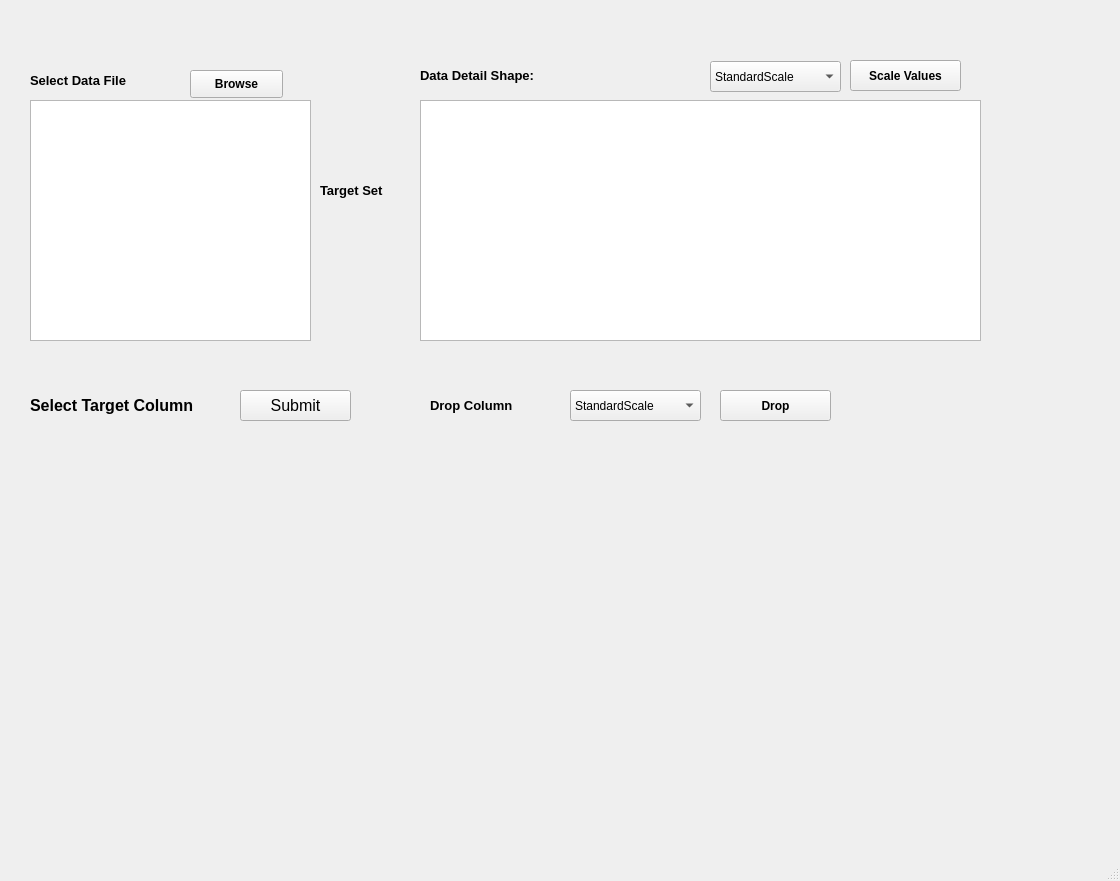
First picture: the form in ui_Files/mainwindow.ui, repository PROMISEJIN/ml_gui, before the edit.
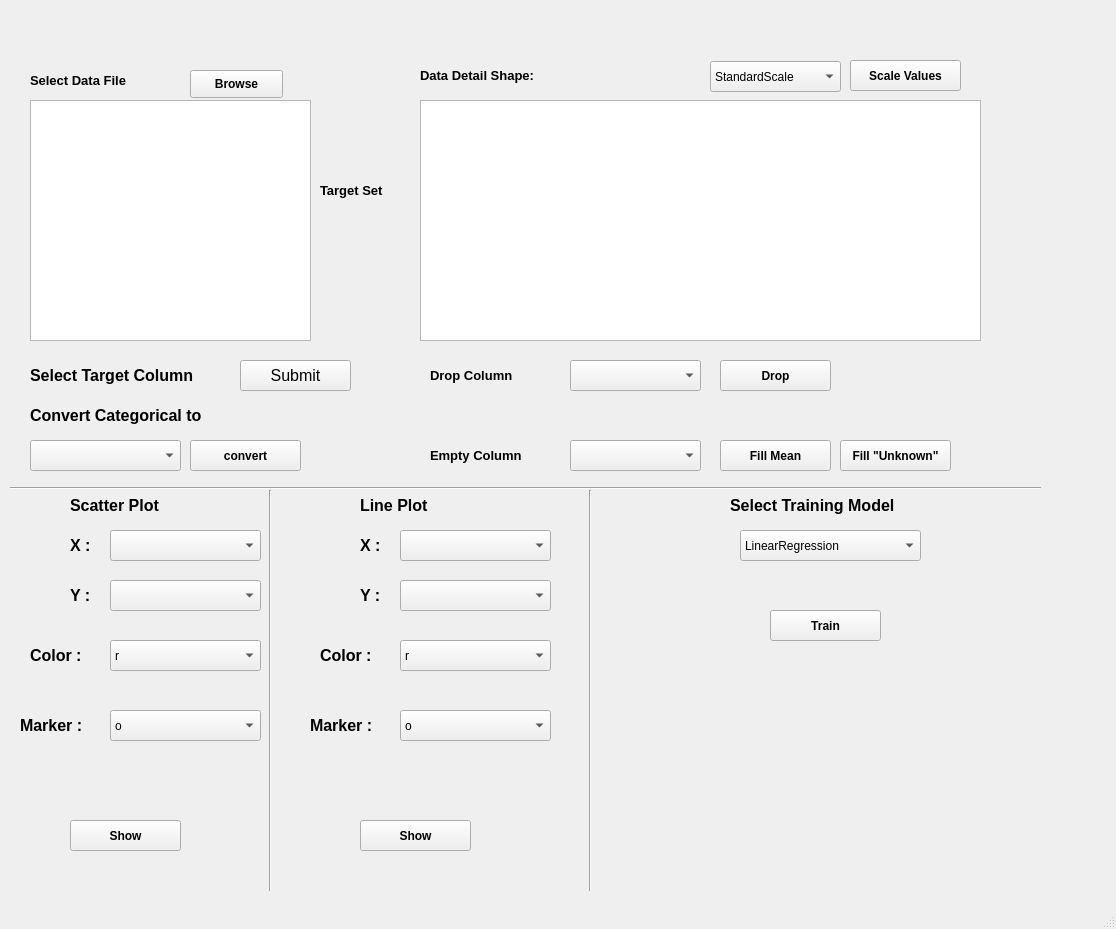
Second picture: the form after the edit.

Diff of the .ui file:
```diff
--- a/ui_Files/mainwindow.ui
+++ b/ui_Files/mainwindow.ui
@@ -6,8 +6,8 @@
    <rect>
     <x>0</x>
     <y>0</y>
-    <width>1120</width>
-    <height>881</height>
+    <width>1116</width>
+    <height>929</height>
    </rect>
   </property>
   <property name="font">
@@ -192,7 +192,7 @@
     <property name="geometry">
      <rect>
       <x>30</x>
-      <y>390</y>
+      <y>360</y>
       <width>211</width>
       <height>31</height>
      </rect>
@@ -213,7 +213,7 @@
     <property name="geometry">
      <rect>
       <x>240</x>
-      <y>390</y>
+      <y>360</y>
       <width>111</width>
       <height>31</height>
      </rect>
@@ -253,7 +253,7 @@
     <property name="geometry">
      <rect>
       <x>430</x>
-      <y>380</y>
+      <y>350</y>
       <width>111</width>
       <height>51</height>
      </rect>
@@ -274,32 +274,17 @@
     <property name="geometry">
      <rect>
       <x>570</x>
-      <y>390</y>
+      <y>360</y>
       <width>131</width>
       <height>31</height>
      </rect>
     </property>
-    <item>
-     <property name="text">
-      <string>StandardScale</string>
-     </property>
-    </item>
-    <item>
-     <property name="text">
-      <string>MinMaxScale</string>
-     </property>
-    </item>
-    <item>
-     <property name="text">
-      <string>PowerScale</string>
-     </property>
-    </item>
    </widget>
    <widget class="QPushButton" name="drop">
     <property name="geometry">
      <rect>
       <x>720</x>
-      <y>390</y>
+      <y>360</y>
       <width>111</width>
       <height>31</height>
      </rect>
@@ -315,6 +300,718 @@
      <string>Drop</string>
     </property>
    </widget>
+   <widget class="QLabel" name="label_6">
+    <property name="geometry">
+     <rect>
+      <x>30</x>
+      <y>400</y>
+      <width>221</width>
+      <height>31</height>
+     </rect>
+    </property>
+    <property name="font">
+     <font>
+      <family>Arial</family>
+      <pointsize>12</pointsize>
+      <weight>75</weight>
+      <bold>true</bold>
+     </font>
+    </property>
+    <property name="text">
+     <string>Convert Categorical to </string>
+    </property>
+   </widget>
+   <widget class="QPushButton" name="convert_btn">
+    <property name="geometry">
+     <rect>
+      <x>190</x>
+      <y>440</y>
+      <width>111</width>
+      <height>31</height>
+     </rect>
+    </property>
+    <property name="font">
+     <font>
+      <family>Arial</family>
+      <weight>75</weight>
+      <bold>true</bold>
+     </font>
+    </property>
+    <property name="text">
+     <string>convert</string>
+    </property>
+   </widget>
+   <widget class="QComboBox" name="categori_column">
+    <property name="geometry">
+     <rect>
+      <x>30</x>
+      <y>440</y>
+      <width>151</width>
+      <height>31</height>
+     </rect>
+    </property>
+   </widget>
+   <widget class="QPushButton" name="Fill_Mean">
+    <property name="geometry">
+     <rect>
+      <x>720</x>
+      <y>440</y>
+      <width>111</width>
+      <height>31</height>
+     </rect>
+    </property>
+    <property name="font">
+     <font>
+      <family>Arial</family>
+      <weight>75</weight>
+      <bold>true</bold>
+     </font>
+    </property>
+    <property name="text">
+     <string>Fill Mean</string>
+    </property>
+   </widget>
+   <widget class="QLabel" name="label_7">
+    <property name="geometry">
+     <rect>
+      <x>430</x>
+      <y>430</y>
+      <width>121</width>
+      <height>51</height>
+     </rect>
+    </property>
+    <property name="font">
+     <font>
+      <family>Arial</family>
+      <pointsize>10</pointsize>
+      <weight>75</weight>
+      <bold>true</bold>
+     </font>
+    </property>
+    <property name="text">
+     <string>Empty Column </string>
+    </property>
+   </widget>
+   <widget class="QComboBox" name="Empty_Column">
+    <property name="geometry">
+     <rect>
+      <x>570</x>
+      <y>440</y>
+      <width>131</width>
+      <height>31</height>
+     </rect>
+    </property>
+   </widget>
+   <widget class="QPushButton" name="Fill_unknown">
+    <property name="geometry">
+     <rect>
+      <x>840</x>
+      <y>440</y>
+      <width>111</width>
+      <height>31</height>
+     </rect>
+    </property>
+    <property name="font">
+     <font>
+      <family>Arial</family>
+      <weight>75</weight>
+      <bold>true</bold>
+     </font>
+    </property>
+    <property name="text">
+     <string>Fill &quot;Unknown&quot;</string>
+    </property>
+   </widget>
+   <widget class="Line" name="line">
+    <property name="geometry">
+     <rect>
+      <x>10</x>
+      <y>480</y>
+      <width>1031</width>
+      <height>16</height>
+     </rect>
+    </property>
+    <property name="orientation">
+     <enum>Qt::Horizontal</enum>
+    </property>
+   </widget>
+   <widget class="Line" name="line_2">
+    <property name="geometry">
+     <rect>
+      <x>260</x>
+      <y>490</y>
+      <width>20</width>
+      <height>401</height>
+     </rect>
+    </property>
+    <property name="orientation">
+     <enum>Qt::Vertical</enum>
+    </property>
+   </widget>
+   <widget class="QLabel" name="label_8">
+    <property name="geometry">
+     <rect>
+      <x>70</x>
+      <y>490</y>
+      <width>121</width>
+      <height>31</height>
+     </rect>
+    </property>
+    <property name="font">
+     <font>
+      <family>Arial</family>
+      <pointsize>12</pointsize>
+      <weight>75</weight>
+      <bold>true</bold>
+     </font>
+    </property>
+    <property name="text">
+     <string>Scatter Plot</string>
+    </property>
+   </widget>
+   <widget class="QLabel" name="label_9">
+    <property name="geometry">
+     <rect>
+      <x>70</x>
+      <y>530</y>
+      <width>31</width>
+      <height>31</height>
+     </rect>
+    </property>
+    <property name="font">
+     <font>
+      <family>Arial</family>
+      <pointsize>12</pointsize>
+      <weight>75</weight>
+      <bold>true</bold>
+     </font>
+    </property>
+    <property name="text">
+     <string>X :</string>
+    </property>
+   </widget>
+   <widget class="QLabel" name="label_10">
+    <property name="geometry">
+     <rect>
+      <x>70</x>
+      <y>580</y>
+      <width>31</width>
+      <height>31</height>
+     </rect>
+    </property>
+    <property name="font">
+     <font>
+      <family>Arial</family>
+      <pointsize>12</pointsize>
+      <weight>75</weight>
+      <bold>true</bold>
+     </font>
+    </property>
+    <property name="text">
+     <string>Y :</string>
+    </property>
+   </widget>
+   <widget class="QLabel" name="label_11">
+    <property name="geometry">
+     <rect>
+      <x>20</x>
+      <y>710</y>
+      <width>81</width>
+      <height>31</height>
+     </rect>
+    </property>
+    <property name="font">
+     <font>
+      <family>Arial</family>
+      <pointsize>12</pointsize>
+      <weight>75</weight>
+      <bold>true</bold>
+     </font>
+    </property>
+    <property name="text">
+     <string>Marker :</string>
+    </property>
+   </widget>
+   <widget class="QPushButton" name="scatter_btn">
+    <property name="geometry">
+     <rect>
+      <x>70</x>
+      <y>820</y>
+      <width>111</width>
+      <height>31</height>
+     </rect>
+    </property>
+    <property name="font">
+     <font>
+      <family>Arial</family>
+      <weight>75</weight>
+      <bold>true</bold>
+     </font>
+    </property>
+    <property name="text">
+     <string>Show</string>
+    </property>
+   </widget>
+   <widget class="QComboBox" name="scatter_x">
+    <property name="geometry">
+     <rect>
+      <x>110</x>
+      <y>530</y>
+      <width>151</width>
+      <height>31</height>
+     </rect>
+    </property>
+   </widget>
+   <widget class="QComboBox" name="scatter_y">
+    <property name="geometry">
+     <rect>
+      <x>110</x>
+      <y>580</y>
+      <width>151</width>
+      <height>31</height>
+     </rect>
+    </property>
+   </widget>
+   <widget class="QComboBox" name="scatter_marker">
+    <property name="geometry">
+     <rect>
+      <x>110</x>
+      <y>710</y>
+      <width>151</width>
+      <height>31</height>
+     </rect>
+    </property>
+    <item>
+     <property name="text">
+      <string>o</string>
+     </property>
+    </item>
+    <item>
+     <property name="text">
+      <string>v</string>
+     </property>
+    </item>
+    <item>
+     <property name="text">
+      <string>^</string>
+     </property>
+    </item>
+    <item>
+     <property name="text">
+      <string>c</string>
+     </property>
+    </item>
+    <item>
+     <property name="text">
+      <string>&lt;</string>
+     </property>
+    </item>
+    <item>
+     <property name="text">
+      <string>1</string>
+     </property>
+    </item>
+    <item>
+     <property name="text">
+      <string>2</string>
+     </property>
+    </item>
+    <item>
+     <property name="text">
+      <string>3</string>
+     </property>
+    </item>
+    <item>
+     <property name="text">
+      <string>4</string>
+     </property>
+    </item>
+    <item>
+     <property name="text">
+      <string>8</string>
+     </property>
+    </item>
+   </widget>
+   <widget class="QLabel" name="label_12">
+    <property name="geometry">
+     <rect>
+      <x>30</x>
+      <y>640</y>
+      <width>81</width>
+      <height>31</height>
+     </rect>
+    </property>
+    <property name="font">
+     <font>
+      <family>Arial</family>
+      <pointsize>12</pointsize>
+      <weight>75</weight>
+      <bold>true</bold>
+     </font>
+    </property>
+    <property name="text">
+     <string>Color :</string>
+    </property>
+   </widget>
+   <widget class="QComboBox" name="scatter_c">
+    <property name="geometry">
+     <rect>
+      <x>110</x>
+      <y>640</y>
+      <width>151</width>
+      <height>31</height>
+     </rect>
+    </property>
+    <item>
+     <property name="text">
+      <string>r</string>
+     </property>
+    </item>
+    <item>
+     <property name="text">
+      <string>g</string>
+     </property>
+    </item>
+    <item>
+     <property name="text">
+      <string>v</string>
+     </property>
+    </item>
+    <item>
+     <property name="text">
+      <string>k</string>
+     </property>
+    </item>
+    <item>
+     <property name="text">
+      <string>y</string>
+     </property>
+    </item>
+   </widget>
+   <widget class="QComboBox" name="line_c">
+    <property name="geometry">
+     <rect>
+      <x>400</x>
+      <y>640</y>
+      <width>151</width>
+      <height>31</height>
+     </rect>
+    </property>
+    <item>
+     <property name="text">
+      <string>r</string>
+     </property>
+    </item>
+    <item>
+     <property name="text">
+      <string>g</string>
+     </property>
+    </item>
+    <item>
+     <property name="text">
+      <string>v</string>
+     </property>
+    </item>
+    <item>
+     <property name="text">
+      <string>k</string>
+     </property>
+    </item>
+    <item>
+     <property name="text">
+      <string>y</string>
+     </property>
+    </item>
+   </widget>
+   <widget class="QLabel" name="label_13">
+    <property name="geometry">
+     <rect>
+      <x>360</x>
+      <y>580</y>
+      <width>31</width>
+      <height>31</height>
+     </rect>
+    </property>
+    <property name="font">
+     <font>
+      <family>Arial</family>
+      <pointsize>12</pointsize>
+      <weight>75</weight>
+      <bold>true</bold>
+     </font>
+    </property>
+    <property name="text">
+     <string>Y :</string>
+    </property>
+   </widget>
+   <widget class="QLabel" name="label_14">
+    <property name="geometry">
+     <rect>
+      <x>360</x>
+      <y>490</y>
+      <width>121</width>
+      <height>31</height>
+     </rect>
+    </property>
+    <property name="font">
+     <font>
+      <family>Arial</family>
+      <pointsize>12</pointsize>
+      <weight>75</weight>
+      <bold>true</bold>
+     </font>
+    </property>
+    <property name="text">
+     <string>Line Plot</string>
+    </property>
+   </widget>
+   <widget class="QLabel" name="label_15">
+    <property name="geometry">
+     <rect>
+      <x>320</x>
+      <y>640</y>
+      <width>81</width>
+      <height>31</height>
+     </rect>
+    </property>
+    <property name="font">
+     <font>
+      <family>Arial</family>
+      <pointsize>12</pointsize>
+      <weight>75</weight>
+      <bold>true</bold>
+     </font>
+    </property>
+    <property name="text">
+     <string>Color :</string>
+    </property>
+   </widget>
+   <widget class="QComboBox" name="line_marker">
+    <property name="geometry">
+     <rect>
+      <x>400</x>
+      <y>710</y>
+      <width>151</width>
+      <height>31</height>
+     </rect>
+    </property>
+    <item>
+     <property name="text">
+      <string>o</string>
+     </property>
+    </item>
+    <item>
+     <property name="text">
+      <string>v</string>
+     </property>
+    </item>
+    <item>
+     <property name="text">
+      <string>^</string>
+     </property>
+    </item>
+    <item>
+     <property name="text">
+      <string>c</string>
+     </property>
+    </item>
+    <item>
+     <property name="text">
+      <string>&lt;</string>
+     </property>
+    </item>
+    <item>
+     <property name="text">
+      <string>1</string>
+     </property>
+    </item>
+    <item>
+     <property name="text">
+      <string>2</string>
+     </property>
+    </item>
+    <item>
+     <property name="text">
+      <string>3</string>
+     </property>
+    </item>
+    <item>
+     <property name="text">
+      <string>4</string>
+     </property>
+    </item>
+    <item>
+     <property name="text">
+      <string>8</string>
+     </property>
+    </item>
+   </widget>
+   <widget class="QComboBox" name="line_y">
+    <property name="geometry">
+     <rect>
+      <x>400</x>
+      <y>580</y>
+      <width>151</width>
+      <height>31</height>
+     </rect>
+    </property>
+   </widget>
+   <widget class="QLabel" name="label_16">
+    <property name="geometry">
+     <rect>
+      <x>360</x>
+      <y>530</y>
+      <width>31</width>
+      <height>31</height>
+     </rect>
+    </property>
+    <property name="font">
+     <font>
+      <family>Arial</family>
+      <pointsize>12</pointsize>
+      <weight>75</weight>
+      <bold>true</bold>
+     </font>
+    </property>
+    <property name="text">
+     <string>X :</string>
+    </property>
+   </widget>
+   <widget class="QPushButton" name="line_btn">
+    <property name="geometry">
+     <rect>
+      <x>360</x>
+      <y>820</y>
+      <width>111</width>
+      <height>31</height>
+     </rect>
+    </property>
+    <property name="font">
+     <font>
+      <family>Arial</family>
+      <weight>75</weight>
+      <bold>true</bold>
+     </font>
+    </property>
+    <property name="text">
+     <string>Show</string>
+    </property>
+   </widget>
+   <widget class="QComboBox" name="line_x">
+    <property name="geometry">
+     <rect>
+      <x>400</x>
+      <y>530</y>
+      <width>151</width>
+      <height>31</height>
+     </rect>
+    </property>
+   </widget>
+   <widget class="QLabel" name="label_17">
+    <property name="geometry">
+     <rect>
+      <x>310</x>
+      <y>710</y>
+      <width>81</width>
+      <height>31</height>
+     </rect>
+    </property>
+    <property name="font">
+     <font>
+      <family>Arial</family>
+      <pointsize>12</pointsize>
+      <weight>75</weight>
+      <bold>true</bold>
+     </font>
+    </property>
+    <property name="text">
+     <string>Marker :</string>
+    </property>
+   </widget>
+   <widget class="Line" name="line_3">
+    <property name="geometry">
+     <rect>
+      <x>580</x>
+      <y>490</y>
+      <width>20</width>
+      <height>401</height>
+     </rect>
+    </property>
+    <property name="orientation">
+     <enum>Qt::Vertical</enum>
+    </property>
+   </widget>
+   <widget class="QLabel" name="label_18">
+    <property name="geometry">
+     <rect>
+      <x>730</x>
+      <y>490</y>
+      <width>211</width>
+      <height>31</height>
+     </rect>
+    </property>
+    <property name="font">
+     <font>
+      <family>Arial</family>
+      <pointsize>12</pointsize>
+      <weight>75</weight>
+      <bold>true</bold>
+     </font>
+    </property>
+    <property name="text">
+     <string>Select Training Model</string>
+    </property>
+   </widget>
+   <widget class="QComboBox" name="model_select">
+    <property name="geometry">
+     <rect>
+      <x>740</x>
+      <y>530</y>
+      <width>181</width>
+      <height>31</height>
+     </rect>
+    </property>
+    <item>
+     <property name="text">
+      <string>LinearRegression</string>
+     </property>
+    </item>
+    <item>
+     <property name="text">
+      <string>LogisticRegression</string>
+     </property>
+    </item>
+    <item>
+     <property name="text">
+      <string>RandomForest</string>
+     </property>
+    </item>
+    <item>
+     <property name="text">
+      <string>MLP</string>
+     </property>
+    </item>
+   </widget>
+   <widget class="QPushButton" name="train">
+    <property name="geometry">
+     <rect>
+      <x>770</x>
+      <y>610</y>
+      <width>111</width>
+      <height>31</height>
+     </rect>
+    </property>
+    <property name="font">
+     <font>
+      <family>Arial</family>
+      <weight>75</weight>
+      <bold>true</bold>
+     </font>
+    </property>
+    <property name="text">
+     <string>Train</string>
+    </property>
+   </widget>
   </widget>
   <widget class="QMenuBar" name="menubar">
    <property name="geometry">
```
Left out of the diff: 2 changed lines with no effect on the pictures.
